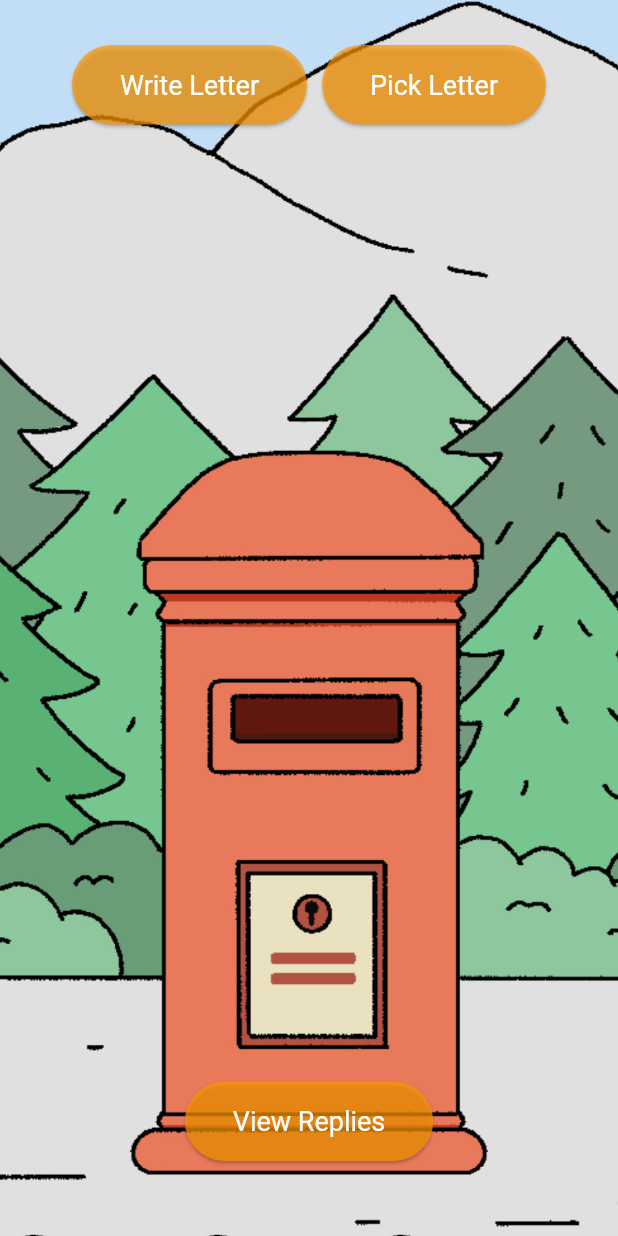
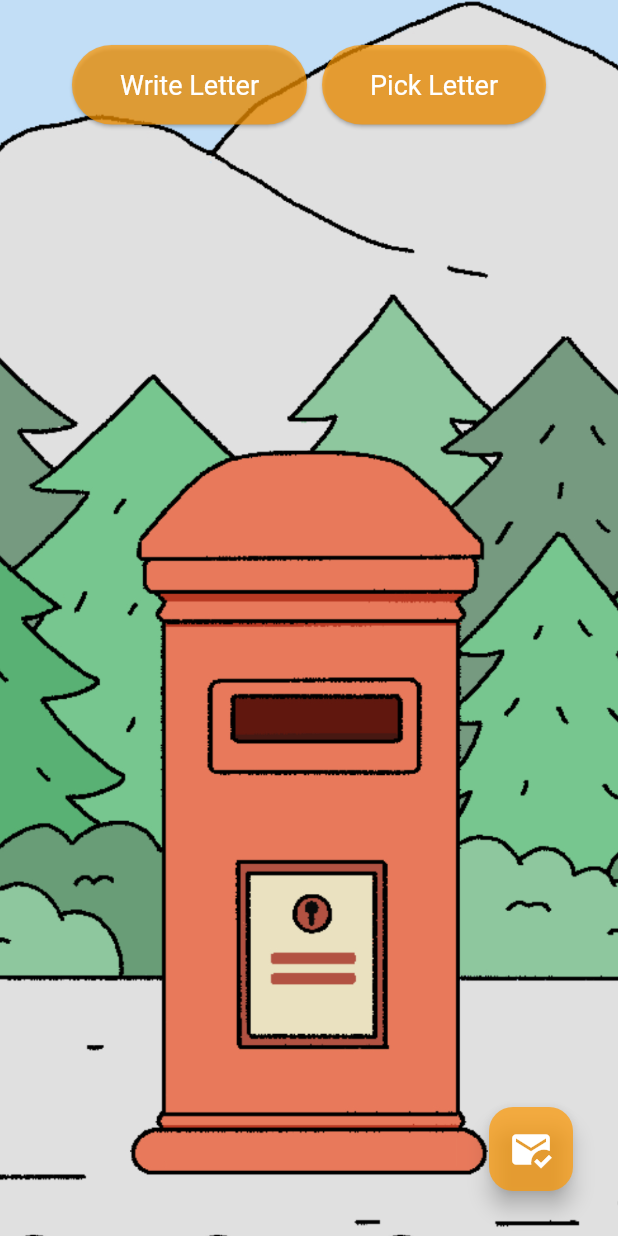
Before and after one commit to xiangxiang3451/EMMOApp, a Flutter app: the DriftBottlePage screen opened directly, on a phone screen of 412 x 824 dp. Run offline on Flutter 3.47's test engine with Material 3 defaults, Android fonts, the phone set to English and light mode, and no system bars; our stand-ins replace cloud_firestore, firebase_auth, firebase_core, geocoding, geolocator, google_maps_flutter and 3 more; missing offline and left inert: mailer; accounts and stored records are empty.

Commit message:
small change

```diff
--- a/lib/screens/mailBox_Screen.dart
+++ b/lib/screens/mailBox_Screen.dart
@@ -441,22 +441,16 @@ class _DriftBottlePageState extends State<DriftBottlePage> {
             ),
             // 查看回复按钮，放置在底部中间
             Positioned(
-              bottom: 50,
-              left: 0,
-              right: 0,
-              child: Center(
-                child: ElevatedButton(
-                  onPressed: _showReceivedResponsesDialog,
-                  style: ElevatedButton.styleFrom(
-                    padding: const EdgeInsets.symmetric(
-                        vertical: 16, horizontal: 32),
-                    textStyle: const TextStyle(fontSize: 18),
-                    backgroundColor: Colors.orange.withOpacity(0.7), // 半透明背景
-                  ),
-                  child: const Text(
-                    "View Replies",
-                    style: TextStyle(color: Colors.white),
-                  ),
+              bottom: 30, // 调整底部距离，保持美观
+              right: 30, // 让按钮靠右对齐
+              child: FloatingActionButton(
+                onPressed: _showReceivedResponsesDialog,
+                backgroundColor: Colors.orange.withOpacity(0.7), // 半透明背景
+                tooltip: 'View Replies',
+                child: const Icon(
+                  Icons.mark_email_read, // 信封带勾的图标，表示查看回复
+                  color: Colors.white,
+                  size: 30,
                 ),
               ),
             ),
--- a/lib/services/firebase_service.dart
+++ b/lib/services/firebase_service.dart
@@ -324,7 +324,6 @@ String _formatDate(String isoDate) {
 
  // 获取指定日期的心情记录（忽略时间）
 Future<List<Map<String, dynamic>>> getRecordsForDate(DateTime date) async {
-  String formattedDate = "${date.year}-${date.month}-${date.day}";
   String? userId = AuthenticationService.currentUserEmail;
 
   if (userId == null) {
```
